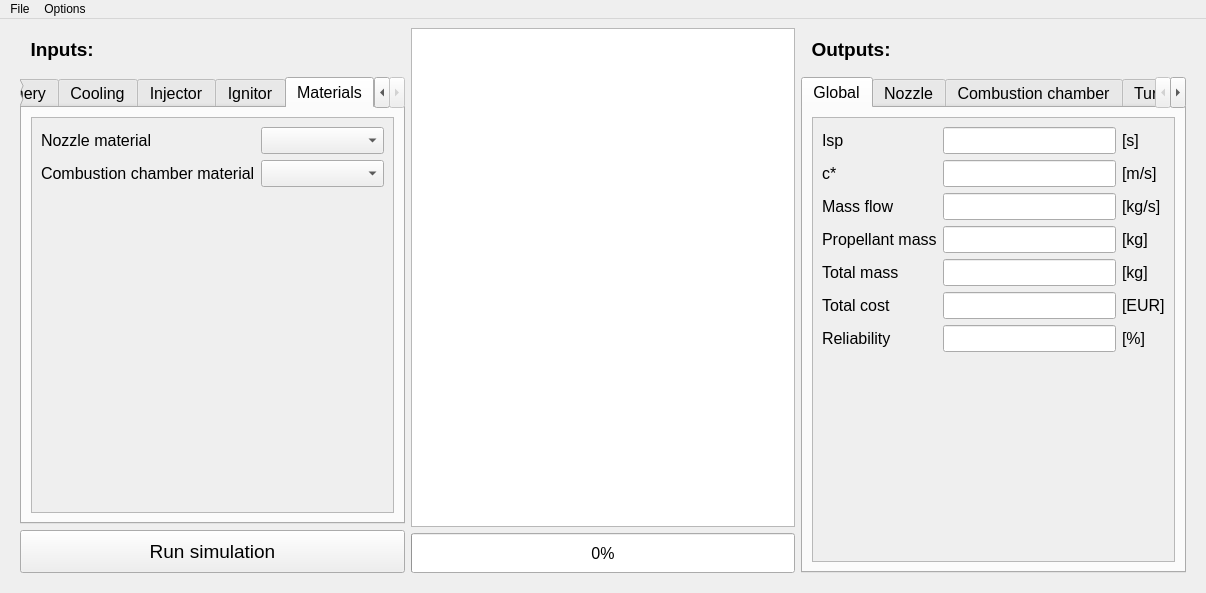
casruks/CDP-LRE-Integrated-Design-Model, file GUI.ui: the form before one commit.
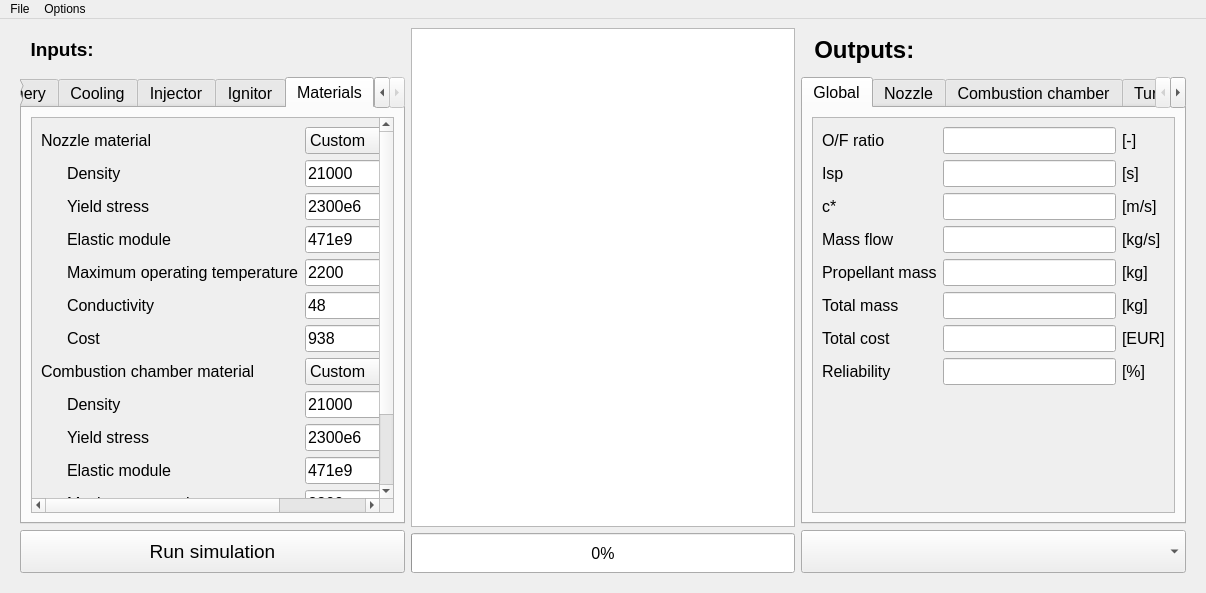
The form after the commit. The open tabs and pages were chosen to show the change. Icons and pictures are not drawn.

```diff
--- a/GUI.ui
+++ b/GUI.ui
@@ -942,12 +942,294 @@
               <rect>
                <x>0</x>
                <y>0</y>
-               <width>357</width>
-               <height>380</height>
+               <width>520</width>
+               <height>552</height>
               </rect>
              </property>
              <layout class="QGridLayout" name="gridLayout_15">
-              <item row="2" column="0">
+              <item row="5" column="3">
+               <widget class="QLabel" name="label_W_mK_nozz">
+                <property name="text">
+                 <string>[W/(m K)]</string>
+                </property>
+               </widget>
+              </item>
+              <item row="4" column="2">
+               <widget class="QLineEdit" name="line_OpT_nozz">
+                <property name="text">
+                 <string>2200</string>
+                </property>
+               </widget>
+              </item>
+              <item row="8" column="1">
+               <widget class="QLabel" name="label_dens_cham">
+                <property name="text">
+                 <string>Density</string>
+                </property>
+               </widget>
+              </item>
+              <item row="1" column="0">
+               <spacer name="horizontalSpacer">
+                <property name="orientation">
+                 <enum>Qt::Horizontal</enum>
+                </property>
+                <property name="sizeType">
+                 <enum>QSizePolicy::Fixed</enum>
+                </property>
+                <property name="sizeHint" stdset="0">
+                 <size>
+                  <width>20</width>
+                  <height>20</height>
+                 </size>
+                </property>
+               </spacer>
+              </item>
+              <item row="5" column="2">
+               <widget class="QLineEdit" name="line_k_nozz">
+                <property name="text">
+                 <string>48</string>
+                </property>
+               </widget>
+              </item>
+              <item row="3" column="2">
+               <widget class="QLineEdit" name="line_E_nozz">
+                <property name="text">
+                 <string>471e9</string>
+                </property>
+               </widget>
+              </item>
+              <item row="4" column="3">
+               <widget class="QLabel" name="label_K_nozz">
+                <property name="text">
+                 <string>[K]</string>
+                </property>
+               </widget>
+              </item>
+              <item row="1" column="2">
+               <widget class="QLineEdit" name="line_dens_nozz">
+                <property name="text">
+                 <string>21000</string>
+                </property>
+               </widget>
+              </item>
+              <item row="1" column="1">
+               <widget class="QLabel" name="label_dens_nozz">
+                <property name="text">
+                 <string>Density</string>
+                </property>
+               </widget>
+              </item>
+              <item row="7" column="0" colspan="2">
+               <widget class="QLabel" name="label_mat_comb">
+                <property name="text">
+                 <string>Combustion chamber material</string>
+                </property>
+               </widget>
+              </item>
+              <item row="7" column="2" colspan="2">
+               <widget class="QComboBox" name="combo_mat_comb">
+                <property name="sizePolicy">
+                 <sizepolicy hsizetype="MinimumExpanding" vsizetype="Fixed">
+                  <horstretch>0</horstretch>
+                  <verstretch>0</verstretch>
+                 </sizepolicy>
+                </property>
+                <item>
+                 <property name="text">
+                  <string>Custom</string>
+                 </property>
+                </item>
+                <item>
+                 <property name="text">
+                  <string>Rhenium</string>
+                 </property>
+                </item>
+                <item>
+                 <property name="text">
+                  <string>Aluminium L_7075_T6</string>
+                 </property>
+                </item>
+                <item>
+                 <property name="text">
+                  <string>Tungsten Ti6AL4V</string>
+                 </property>
+                </item>
+                <item>
+                 <property name="text">
+                  <string>Haynes_188</string>
+                 </property>
+                </item>
+                <item>
+                 <property name="text">
+                  <string>Inc_X_750</string>
+                 </property>
+                </item>
+                <item>
+                 <property name="text">
+                  <string>Inc_600</string>
+                 </property>
+                </item>
+                <item>
+                 <property name="text">
+                  <string>Inc_718</string>
+                 </property>
+                </item>
+                <item>
+                 <property name="text">
+                  <string>Inc_A_286</string>
+                 </property>
+                </item>
+                <item>
+                 <property name="text">
+                  <string>Colombium_c103</string>
+                 </property>
+                </item>
+                <item>
+                 <property name="text">
+                  <string>Structural copper</string>
+                 </property>
+                </item>
+                <item>
+                 <property name="text">
+                  <string>Steel D6AC</string>
+                 </property>
+                </item>
+               </widget>
+              </item>
+              <item row="2" column="2">
+               <widget class="QLineEdit" name="line_yield_nozz">
+                <property name="text">
+                 <string>2300e6</string>
+                </property>
+               </widget>
+              </item>
+              <item row="0" column="2" colspan="2">
+               <widget class="QComboBox" name="combo_mat_nozz">
+                <property name="sizePolicy">
+                 <sizepolicy hsizetype="MinimumExpanding" vsizetype="Fixed">
+                  <horstretch>0</horstretch>
+                  <verstretch>0</verstretch>
+                 </sizepolicy>
+                </property>
+                <item>
+                 <property name="text">
+                  <string>Custom</string>
+                 </property>
+                </item>
+                <item>
+                 <property name="text">
+                  <string>Rhenium</string>
+                 </property>
+                </item>
+                <item>
+                 <property name="text">
+                  <string>Aluminium L_7075_T6</string>
+                 </property>
+                </item>
+                <item>
+                 <property name="text">
+                  <string>Tungsten Ti6AL4V</string>
+                 </property>
+                </item>
+                <item>
+                 <property name="text">
+                  <string>Haynes_188</string>
+                 </property>
+                </item>
+                <item>
+                 <property name="text">
+                  <string>Inc_X_750</string>
+                 </property>
+                </item>
+                <item>
+                 <property name="text">
+                  <string>Inc_600</string>
+                 </property>
+                </item>
+                <item>
+                 <property name="text">
+                  <string>Inc_718</string>
+                 </property>
+                </item>
+                <item>
+                 <property name="text">
+                  <string>Inc_A_286</string>
+                 </property>
+                </item>
+                <item>
+                 <property name="text">
+                  <string>Colombium_c103</string>
+                 </property>
+                </item>
+                <item>
+                 <property name="text">
+                  <string>Structural copper</string>
+                 </property>
+                </item>
+                <item>
+                 <property name="text">
+                  <string>Steel D6AC</string>
+                 </property>
+                </item>
+               </widget>
+              </item>
+              <item row="6" column="2">
+               <widget class="QLineEdit" name="line_cost_nozz">
+                <property name="text">
+                 <string>938</string>
+                </property>
+               </widget>
+              </item>
+              <item row="5" column="1">
+               <widget class="QLabel" name="label_k_nozz">
+                <property name="text">
+                 <string>Conductivity</string>
+                </property>
+               </widget>
+              </item>
+              <item row="6" column="1">
+               <widget class="QLabel" name="label_cost_nozz">
+                <property name="text">
+                 <string>Cost</string>
+                </property>
+               </widget>
+              </item>
+              <item row="1" column="3">
+               <widget class="QLabel" name="label_kg_m3_nozz">
+                <property name="text">
+                 <string>[kg/m^3]</string>
+                </property>
+               </widget>
+              </item>
+              <item row="9" column="1">
+               <widget class="QLabel" name="label_yield_cham">
+                <property name="text">
+                 <string>Yield stress</string>
+                </property>
+               </widget>
+              </item>
+              <item row="3" column="1">
+               <widget class="QLabel" name="label_E_nozz">
+                <property name="text">
+                 <string>Elastic module</string>
+                </property>
+               </widget>
+              </item>
+              <item row="12" column="1">
+               <widget class="QLabel" name="label_k_cham">
+                <property name="text">
+                 <string>Conductivity</string>
+                </property>
+               </widget>
+              </item>
+              <item row="10" column="1">
+               <widget class="QLabel" name="label_E_cham">
+                <property name="text">
+                 <string>Elastic module</string>
+                </property>
+               </widget>
+              </item>
+              <item row="14" column="1">
                <spacer name="verticalSpacer_13">
                 <property name="orientation">
                  <enum>Qt::Vertical</enum>
@@ -960,37 +1242,143 @@
                 </property>
                </spacer>
               </item>
-              <item row="0" column="1">
-               <widget class="QComboBox" name="combo_mat_nozz">
-                <property name="sizePolicy">
-                 <sizepolicy hsizetype="MinimumExpanding" vsizetype="Fixed">
-                  <horstretch>0</horstretch>
-                  <verstretch>0</verstretch>
-                 </sizepolicy>
+              <item row="11" column="1">
+               <widget class="QLabel" name="label_OpT_cham">
+                <property name="text">
+                 <string>Maximum operating temperature</string>
                 </property>
                </widget>
               </item>
-              <item row="0" column="0">
+              <item row="6" column="3">
+               <widget class="QLabel" name="label_eur_kg_nozz">
+                <property name="text">
+                 <string>[EUR/kg]</string>
+                </property>
+               </widget>
+              </item>
+              <item row="2" column="3">
+               <widget class="QLabel" name="label_Pa_nozz">
+                <property name="text">
+                 <string>[Pa]</string>
+                </property>
+               </widget>
+              </item>
+              <item row="4" column="1">
+               <widget class="QLabel" name="label_OpT_nozz">
+                <property name="text">
+                 <string>Maximum operating temperature</string>
+                </property>
+               </widget>
+              </item>
+              <item row="3" column="3">
+               <widget class="QLabel" name="label_Pa_nozz_2">
+                <property name="text">
+                 <string>[Pa]</string>
+                </property>
+               </widget>
+              </item>
+              <item row="0" column="0" colspan="2">
                <widget class="QLabel" name="label_mat_nozz">
                 <property name="text">
                  <string>Nozzle material</string>
                 </property>
                </widget>
               </item>
-              <item row="1" column="1">
-               <widget class="QComboBox" name="combo_mat_comb">
-                <property name="sizePolicy">
-                 <sizepolicy hsizetype="MinimumExpanding" vsizetype="Fixed">
-                  <horstretch>0</horstretch>
-                  <verstretch>0</verstretch>
-                 </sizepolicy>
+              <item row="2" column="1">
+               <widget class="QLabel" name="label_yield_nozz">
+                <property name="text">
+                 <string>Yield stress</string>
                 </property>
                </widget>
               </item>
-              <item row="1" column="0">
-               <widget class="QLabel" name="label_mat_comb">
+              <item row="13" column="1">
+               <widget class="QLabel" name="label_cost_cham">
                 <property name="text">
-                 <string>Combustion chamber material</string>
+                 <string>Cost</string>
+                </property>
+               </widget>
+              </item>
+              <item row="8" column="2">
+               <widget class="QLineEdit" name="line_dens_cham">
+                <property name="text">
+                 <string>21000</string>
+                </property>
+               </widget>
+              </item>
+              <item row="9" column="2">
+               <widget class="QLineEdit" name="line_yield_cham">
+                <property name="text">
+                 <string>2300e6</string>
+                </property>
+               </widget>
+              </item>
+              <item row="10" column="2">
+               <widget class="QLineEdit" name="line_E_cham">
+                <property name="text">
+                 <string>471e9</string>
+                </property>
+               </widget>
+              </item>
+              <item row="11" column="2">
+               <widget class="QLineEdit" name="line_OpT_cham">
+                <property name="text">
+                 <string>2200</string>
+                </property>
+               </widget>
+              </item>
+              <item row="12" column="2">
+               <widget class="QLineEdit" name="line_k_cham">
+                <property name="text">
+                 <string>48</string>
+                </property>
+               </widget>
+              </item>
+              <item row="13" column="2">
+               <widget class="QLineEdit" name="line_cost_cham">
+                <property name="text">
+                 <string>938</string>
+                </property>
+               </widget>
+              </item>
+              <item row="8" column="3">
+               <widget class="QLabel" name="label_kg_m3_cham">
+                <property name="text">
+                 <string>[kg/m^3]</string>
+                </property>
+               </widget>
+              </item>
+              <item row="9" column="3">
+               <widget class="QLabel" name="label_Pa_cham">
+                <property name="text">
+                 <string>[Pa]</string>
+                </property>
+               </widget>
+              </item>
+              <item row="10" column="3">
+               <widget class="QLabel" name="label_Pa_cham_2">
+                <property name="text">
+                 <string>[Pa]</string>
+                </property>
+               </widget>
+              </item>
+              <item row="11" column="3">
+               <widget class="QLabel" name="label_K_cham">
+                <property name="text">
+                 <string>[K]</string>
+                </property>
+               </widget>
+              </item>
+              <item row="12" column="3">
+               <widget class="QLabel" name="label_W_mK_cham">
+                <property name="text">
+                 <string>[W/(m K)]</string>
+                </property>
+               </widget>
+              </item>
+              <item row="13" column="3">
+               <widget class="QLabel" name="label_eur_kg_cham">
+                <property name="text">
+                 <string>[EUR/kg]</string>
                 </property>
                </widget>
               </item>
@@ -1067,12 +1455,12 @@
      </layout>
     </item>
     <item>
-     <layout class="QVBoxLayout" name="Layout_right" stretch="8,92">
+     <layout class="QVBoxLayout" name="Layout_right" stretch="8,84,8">
       <item>
        <widget class="QLabel" name="label_outputs">
         <property name="font">
          <font>
-          <pointsize>14</pointsize>
+          <pointsize>18</pointsize>
           <bold>true</bold>
          </font>
         </property>
@@ -1116,25 +1504,53 @@
                <x>0</x>
                <y>0</y>
                <width>357</width>
-               <height>428</height>
+               <height>380</height>
               </rect>
              </property>
              <layout class="QGridLayout" name="gridLayout">
-              <item row="0" column="1">
-               <widget class="QLineEdit" name="line_Isp">
-                <property name="readOnly">
-                 <bool>true</bool>
-                </property>
-               </widget>
-              </item>
-              <item row="1" column="2">
-               <widget class="QLabel" name="label_ms">
-                <property name="text">
-                 <string>[m/s]</string>
-                </property>
-               </widget>
-              </item>
               <item row="7" column="0">
+               <widget class="QLabel" name="label_reliability">
+                <property name="text">
+                 <string>Reliability</string>
+                </property>
+               </widget>
+              </item>
+              <item row="5" column="1">
+               <widget class="QLineEdit" name="line_mass">
+                <property name="readOnly">
+                 <bool>true</bool>
+                </property>
+               </widget>
+              </item>
+              <item row="5" column="2">
+               <widget class="QLabel" name="label_kg_2">
+                <property name="text">
+                 <string>[kg]</string>
+                </property>
+               </widget>
+              </item>
+              <item row="3" column="2">
+               <widget class="QLabel" name="label_kgs">
+                <property name="text">
+                 <string>[kg/s]</string>
+                </property>
+               </widget>
+              </item>
+              <item row="3" column="1">
+               <widget class="QLineEdit" name="line_m">
+                <property name="readOnly">
+                 <bool>true</bool>
+                </property>
+               </widget>
+              </item>
+              <item row="6" column="2">
+               <widget class="QLabel" name="label_EUR">
+                <property name="text">
+                 <string>[EUR]</string>
+                </property>
+               </widget>
+              </item>
+              <item row="8" column="0">
                <spacer name="spacer_right_global">
                 <property name="orientation">
                  <enum>Qt::Vertical</enum>
@@ -1147,49 +1563,56 @@
                 </property>
                </spacer>
               </item>
-              <item row="5" column="1">
+              <item row="6" column="1">
                <widget class="QLineEdit" name="line_cost">
                 <property name="readOnly">
                  <bool>true</bool>
                 </property>
                </widget>
               </item>
-              <item row="1" column="0">
+              <item row="2" column="1">
+               <widget class="QLineEdit" name="line_cstar">
+                <property name="readOnly">
+                 <bool>true</bool>
+                </property>
+               </widget>
+              </item>
+              <item row="4" column="1">
+               <widget class="QLineEdit" name="line_prop_mass">
+                <property name="readOnly">
+                 <bool>true</bool>
+                </property>
+               </widget>
+              </item>
+              <item row="1" column="1">
+               <widget class="QLineEdit" name="line_Isp">
+                <property name="readOnly">
+                 <bool>true</bool>
+                </property>
+               </widget>
+              </item>
+              <item row="2" column="0">
                <widget class="QLabel" name="label_cstar">
                 <property name="text">
                  <string>c*</string>
                 </property>
                </widget>
               </item>
-              <item row="0" column="2">
-               <widget class="QLabel" name="label_s_2">
+              <item row="7" column="2">
+               <widget class="QLabel" name="label_perc">
                 <property name="text">
-                 <string>[s]</string>
+                 <string>[%]</string>
                 </property>
                </widget>
               </item>
-              <item row="5" column="2">
-               <widget class="QLabel" name="label_EUR">
+              <item row="2" column="2">
+               <widget class="QLabel" name="label_ms">
                 <property name="text">
-                 <string>[EUR]</string>
+                 <string>[m/s]</string>
                 </property>
                </widget>
               </item>
               <item row="4" column="2">
-               <widget class="QLabel" name="label_kg_2">
-                <property name="text">
-                 <string>[kg]</string>
-                </property>
-               </widget>
-              </item>
-              <item row="1" column="1">
-               <widget class="QLineEdit" name="line_cstar">
-                <property name="readOnly">
-                 <bool>true</bool>
-                </property>
-               </widget>
-              </item>
-              <item row="3" column="2">
                <widget class="QLabel" name="label_kg">
                 <property name="text">
                  <string>[kg]</string>
@@ -1197,86 +1620,71 @@
                </widget>
               </item>
               <item row="5" column="0">
+               <widget class="QLabel" name="label_mass">
+                <property name="text">
+                 <string>Total mass</string>
+                </property>
+               </widget>
+              </item>
+              <item row="6" column="0">
                <widget class="QLabel" name="label_cost">
                 <property name="text">
                  <string>Total cost</string>
                 </property>
                </widget>
               </item>
-              <item row="0" column="0">
-               <widget class="QLabel" name="label_Isp">
-                <property name="text">
-                 <string>Isp</string>
-                </property>
-               </widget>
-              </item>
-              <item row="2" column="2">
-               <widget class="QLabel" name="label_kgs">
-                <property name="text">
-                 <string>[kg/s]</string>
-                </property>
-               </widget>
-              </item>
-              <item row="3" column="1">
-               <widget class="QLineEdit" name="line_prop_mass">
+              <item row="7" column="1">
+               <widget class="QLineEdit" name="line_reliability">
                 <property name="readOnly">
                  <bool>true</bool>
                 </property>
                </widget>
               </item>
-              <item row="2" column="0">
+              <item row="1" column="2">
+               <widget class="QLabel" name="label_s_2">
+                <property name="text">
+                 <string>[s]</string>
+                </property>
+               </widget>
+              </item>
+              <item row="3" column="0">
                <widget class="QLabel" name="label_m">
                 <property name="text">
                  <string>Mass flow</string>
                 </property>
                </widget>
               </item>
-              <item row="2" column="1">
-               <widget class="QLineEdit" name="line_m">
-                <property name="readOnly">
-                 <bool>true</bool>
-                </property>
-               </widget>
-              </item>
-              <item row="4" column="1">
-               <widget class="QLineEdit" name="line_mass">
-                <property name="readOnly">
-                 <bool>true</bool>
-                </property>
-               </widget>
-              </item>
-              <item row="3" column="0">
+              <item row="4" column="0">
                <widget class="QLabel" name="label_prop_mass">
                 <property name="text">
                  <string>Propellant mass</string>
                 </property>
                </widget>
               </item>
-              <item row="4" column="0">
-               <widget class="QLabel" name="label_mass">
+              <item row="1" column="0">
+               <widget class="QLabel" name="label_Isp">
                 <property name="text">
-                 <string>Total mass</string>
+                 <string>Isp</string>
                 </property>
                </widget>
               </item>
-              <item row="6" column="0">
-               <widget class="QLabel" name="label_reliability">
-                <property name="text">
-                 <string>Reliability</string>
-                </property>
-               </widget>
-              </item>
-              <item row="6" column="1">
-               <widget class="QLineEdit" name="line_reliability">
-                <property name="readOnly">
+              <item row="0" column="0">
+               <widget class="QLabel" name="label_O_F_2">
+                <property name="enabled">
                  <bool>true</bool>
                 </property>
+                <property name="text">
+                 <string>O/F ratio</string>
+                </property>
                </widget>
               </item>
-              <item row="6" column="2">
-               <widget class="QLabel" name="label_perc">
+              <item row="0" column="1">
+               <widget class="QLineEdit" name="line_O_F_2"/>
+              </item>
+              <item row="0" column="2">
+               <widget class="QLabel" name="label_O_F_no">
                 <property name="text">
-                 <string>[%]</string>
+                 <string>[-]</string>
                 </property>
                </widget>
               </item>
@@ -2020,62 +2428,16 @@
           </item>
          </layout>
         </widget>
-        <widget class="QWidget" name="mat">
-         <attribute name="title">
-          <string>Materials</string>
-         </attribute>
-         <layout class="QHBoxLayout" name="horizontalLayout_15">
-          <item>
-           <widget class="QScrollArea" name="scrollArea_16">
-            <property name="widgetResizable">
-             <bool>true</bool>
-            </property>
-            <widget class="QWidget" name="scrollAreaWidgetContents_16">
-             <property name="geometry">
-              <rect>
-               <x>0</x>
-               <y>0</y>
-               <width>357</width>
-               <height>428</height>
-              </rect>
-             </property>
-             <layout class="QGridLayout" name="gridLayout_16">
-              <item row="0" column="1">
-               <widget class="QLineEdit" name="lineEdit_3"/>
-              </item>
-              <item row="1" column="0">
-               <spacer name="verticalSpacer_14">
-                <property name="orientation">
-                 <enum>Qt::Vertical</enum>
-                </property>
-                <property name="sizeHint" stdset="0">
-                 <size>
-                  <width>20</width>
-                  <height>367</height>
-                 </size>
-                </property>
-               </spacer>
-              </item>
-              <item row="0" column="0">
-               <widget class="QLabel" name="label_6">
-                <property name="text">
-                 <string>TextLabel</string>
-                </property>
-               </widget>
-              </item>
-              <item row="0" column="2">
-               <widget class="QLabel" name="label_7">
-                <property name="text">
-                 <string>TextLabel</string>
-                </property>
-               </widget>
-              </item>
-             </layout>
-            </widget>
-           </widget>
-          </item>
-         </layout>
-        </widget>
+       </widget>
+      </item>
+      <item>
+       <widget class="QComboBox" name="combo_run">
+        <property name="sizePolicy">
+         <sizepolicy hsizetype="Preferred" vsizetype="MinimumExpanding">
+          <horstretch>0</horstretch>
+          <verstretch>0</verstretch>
+         </sizepolicy>
+        </property>
        </widget>
       </item>
      </layout>
```
Left out of the diff: 698 changed lines with no effect on the pictures.
